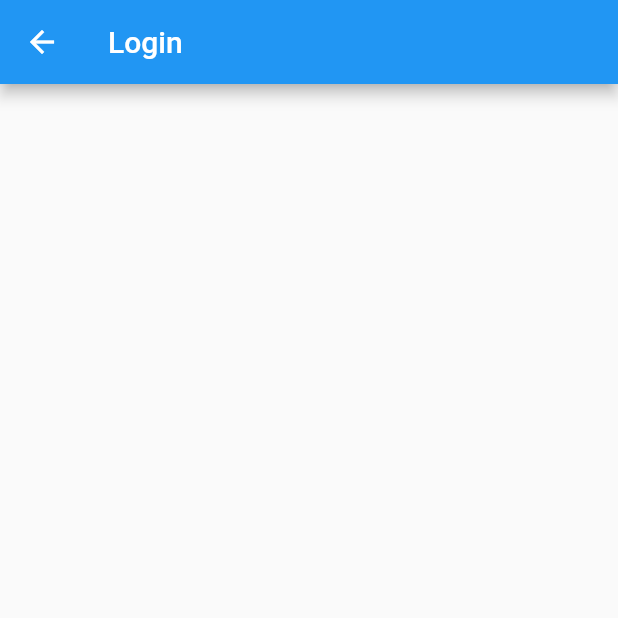
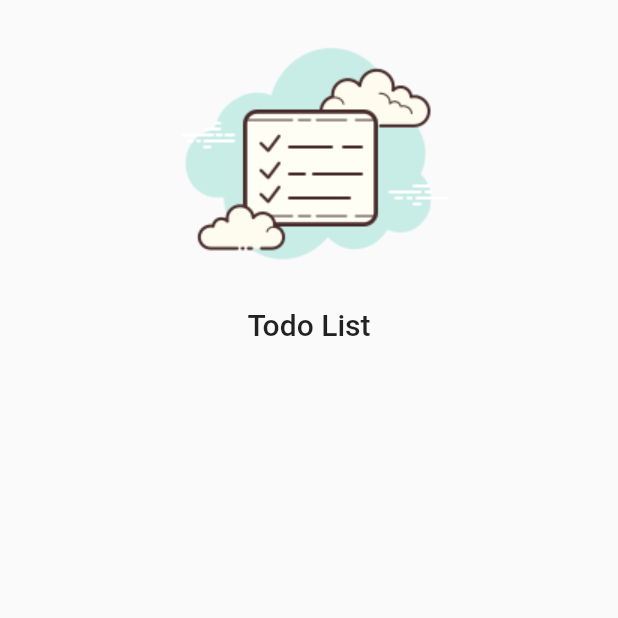
Before and after one commit to fvieir/Todo-List-Provider-firebase-Fllutter, a Flutter app: the screen it shows after launch, after a tap on "login", on a phone screen of 412 x 824 dp, the top half of it. Run offline on Flutter 3.47's test engine with Material 2 defaults, Android fonts, the phone set to English and light mode, and no system bars; our stand-ins replace google_fonts, sqflite, synchronized; accounts and stored records are empty; Roboto replaces fonts that are missing (Mandali).

Commit message:
Adiionar logo e extension

```diff
--- /dev/null
+++ b/lib/app/core/ui/theme_extensions.dart
@@ -0,0 +1,14 @@
+import 'package:flutter/material.dart';
+
+extension ThemeExtensions on BuildContext {
+  Color get primaryColor => Theme.of(this).colorScheme.primary;
+  Color get secondaryColor => Theme.of(this).colorScheme.secondary;
+  Color get buttonColor => Theme.of(this).highlightColor;
+  TextTheme get textTheme => Theme.of(this).textTheme;
+
+  TextStyle get titleStyle => const TextStyle(
+        fontSize: 12,
+        fontWeight: FontWeight.bold,
+        color: Colors.grey,
+      );
+}
--- /dev/null
+++ b/lib/app/core/ui/todo_list_ui_config.dart
@@ -0,0 +1,20 @@
+import 'package:flutter/material.dart';
+import 'package:google_fonts/google_fonts.dart';
+
+class TodoListUiConfig {
+  TodoListUiConfig._();
+
+  static ThemeData get themeData => ThemeData(
+        textTheme: GoogleFonts.mandaliTextTheme(),
+        primaryColor: const Color(0xff5C77CE),
+        primaryColorLight: const Color(0xffABC8F7),
+        colorScheme: const ColorScheme.light(
+          primary: Color(0xff5C77CE),
+        ),
+        elevatedButtonTheme: ElevatedButtonThemeData(
+          style: ElevatedButton.styleFrom(
+            backgroundColor: const Color(0xff5C77CE),
+          ),
+        ),
+      );
+}
--- /dev/null
+++ b/lib/app/core/widget/todo_list_logo.dart
@@ -0,0 +1,22 @@
+import 'package:flutter/material.dart';
+import 'package:todo_list_with_provider_firebase/app/core/ui/theme_extensions.dart';
+
+class TodoListLogo extends StatelessWidget {
+  const TodoListLogo({super.key});
+
+  @override
+  Widget build(BuildContext context) {
+    return Column(
+      children: [
+        Image.asset(
+          'assets/logo.png',
+          height: 200,
+        ),
+        Text(
+          'Todo List',
+          style: context.textTheme.titleLarge,
+        ),
+      ],
+    );
+  }
+}
--- a/lib/app/modules/auth/login/login_page.dart
+++ b/lib/app/modules/auth/login/login_page.dart
@@ -1,4 +1,5 @@
 import 'package:flutter/material.dart';
+import 'package:todo_list_with_provider_firebase/app/core/widget/todo_list_logo.dart';
 
 class LoginPage extends StatelessWidget {
   const LoginPage({super.key});
@@ -6,8 +7,26 @@ class LoginPage extends StatelessWidget {
   @override
   Widget build(BuildContext context) {
     return Scaffold(
-      appBar: AppBar(
-        title: const Text('Login'),
+      body: LayoutBuilder(
+        builder: (context, constraints) {
+          return SingleChildScrollView(
+            child: ConstrainedBox(
+              constraints: BoxConstraints(
+                minHeight: constraints.maxHeight,
+                minWidth: constraints.maxWidth,
+              ),
+              child: const IntrinsicHeight(
+                child: Column(
+                  mainAxisSize: MainAxisSize.min,
+                  children: [
+                    SizedBox(height: 5),
+                    TodoListLogo(),
+                  ],
+                ),
+              ),
+            ),
+          );
+        },
       ),
     );
   }
--- a/lib/app/services/app_widget.dart
+++ b/lib/app/services/app_widget.dart
@@ -1,5 +1,6 @@
 import 'package:flutter/material.dart';
 import 'package:todo_list_with_provider_firebase/app/core/database/sqlite_adm_connection.dart';
+import 'package:todo_list_with_provider_firebase/app/core/ui/todo_list_ui_config.dart';
 import 'package:todo_list_with_provider_firebase/app/modules/auth/auth_module.dart';
 import 'package:todo_list_with_provider_firebase/app/modules/splash/splash_page.dart';
 
@@ -31,6 +32,7 @@ class _AppWidgetState extends State<AppWidget> {
     return MaterialApp(
       title: 'TODO List',
       home: const SplashPage(),
+      theme: TodoListUiConfig.themeData,
       routes: {
         ...AuthModule().routes,
       },
--- a/pubspec.yaml
+++ b/pubspec.yaml
@@ -34,6 +34,8 @@ dependencies:
   sqflite: ^2.0.0+3
   path: ^1.8.0
   synchronized: ^3.0.0
+  google_fonts: ^5.1.0
+  sign_in_button:
 
 
   # The following adds the Cupertino Icons font to your application.
@@ -63,7 +65,8 @@ flutter:
   uses-material-design: true
 
   # To add assets to your application, add an assets section, like this:
-  # assets:
+  assets:
+    - assets/
   #   - images/a_dot_burr.jpeg
   #   - images/a_dot_ham.jpeg
 
```
Also changed, not shown: assets/logo.png (added), lib/main.dart (line endings or trailing spaces), pubspec.lock.
